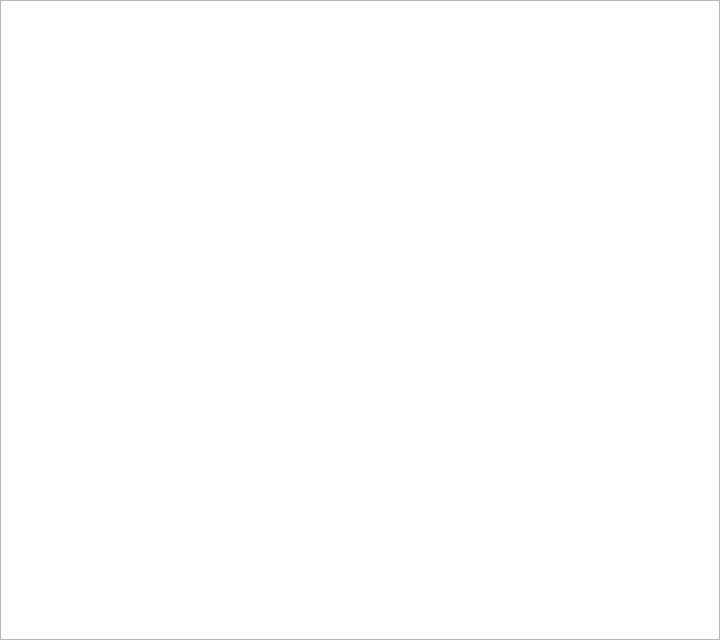
Before: the Qt Designer form src/gui/ui/plugin_list_dialog.ui in Vahrka/Accounting-Software, drawn with Qt 5.
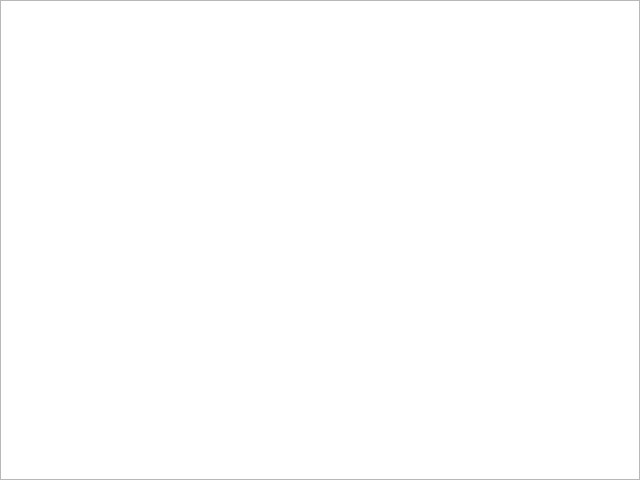
After: the same form once the commit is applied.

The edit to the form file:
```diff
--- a/src/gui/ui/plugin_list_dialog.ui
+++ b/src/gui/ui/plugin_list_dialog.ui
@@ -6,8 +6,8 @@
    <rect>
     <x>0</x>
     <y>0</y>
-    <width>720</width>
-    <height>640</height>
+    <width>640</width>
+    <height>480</height>
    </rect>
   </property>
   <property name="sizePolicy">
@@ -18,14 +18,14 @@
   </property>
   <property name="minimumSize">
    <size>
-    <width>720</width>
-    <height>640</height>
+    <width>360</width>
+    <height>320</height>
    </size>
   </property>
   <property name="maximumSize">
    <size>
-    <width>720</width>
-    <height>640</height>
+    <width>640</width>
+    <height>480</height>
    </size>
   </property>
   <property name="baseSize">
```
Left out of the diff: 4 changed lines with no effect on the pictures.
